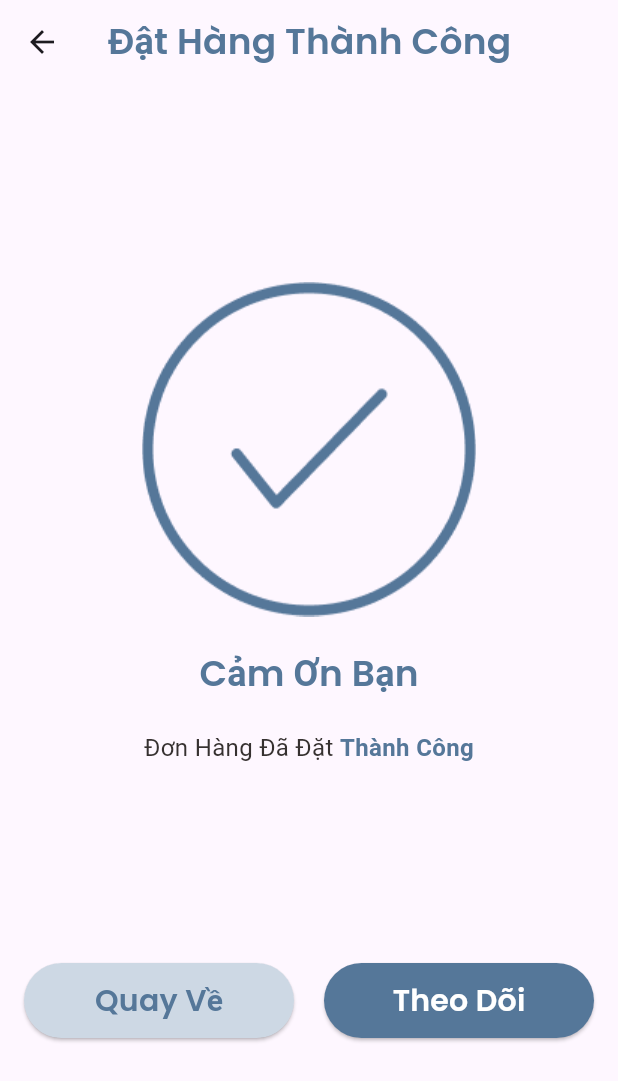
After one commit to jasonn0203/hufniture, a Flutter app: the PaymentSuccessfulScreen screen opened directly, on a phone screen of 412 x 824 dp. The commit adds this screen. Shown: the top 1081 px of the screen. Run offline on Flutter 3.47's test engine with Material 3 defaults, Android fonts, the phone set to English and light mode, and no system bars; our stand-ins replace animated_splash_screen, cached_network_image, carousel_slider, contained_tab_bar_view, device_preview, flutter_onboarding_slider and 6 more; missing offline and left inert: currency_formatter; network calls fail.

Commit message:
ui - payment success/fail screen

```diff
--- a/lib/main.dart
+++ b/lib/main.dart
@@ -12,6 +12,8 @@ import 'package:hufniture/ui/screens/auth_screen/signup_screen/signup_screen.dar
 import 'package:hufniture/ui/screens/category/category_by_room_screen/category_by_room_screen.dart';
 import 'package:hufniture/ui/screens/home_screen/home_screen.dart';
 import 'package:hufniture/ui/screens/onboarding_screen/onboarding_screen.dart';
+import 'package:hufniture/ui/screens/payment_screen/payment_fail_screen/payment_fail_screen.dart';
+import 'package:hufniture/ui/screens/payment_screen/payment_successful_screen/payment_successful_screen.dart';
 import 'package:hufniture/ui/screens/product_screen/product_detail/product_detail.dart';
 import 'package:hufniture/ui/screens/splash_screen/splash_screen.dart';
 
--- /dev/null
+++ b/lib/ui/screens/payment_screen/payment_successful_screen/payment_successful_screen.dart
@@ -0,0 +1,77 @@
+import 'package:flutter/material.dart';
+import 'package:hufniture/configs/color_config.dart';
+import 'package:hufniture/configs/constraint_config.dart';
+import 'package:hufniture/configs/helpers.dart';
+import 'package:hufniture/ui/widgets/buttons/app_button.dart';
+import 'package:hufniture/ui/widgets/text/app_custom_text.dart';
+
+class PaymentSuccessfulScreen extends StatelessWidget {
+  const PaymentSuccessfulScreen({super.key});
+
+  @override
+  Widget build(BuildContext context) {
+    return Scaffold(
+      appBar: AppBar(
+        title: const Text('Đật Hàng Thành Công'),
+        titleTextStyle: Theme.of(context)
+            .textTheme
+            .titleMedium
+            ?.copyWith(color: ColorConfig.primaryColor),
+      ),
+      body: Padding(
+        padding: const EdgeInsets.symmetric(horizontal: 16),
+        child: Column(
+          mainAxisAlignment: MainAxisAlignment.center,
+          crossAxisAlignment: CrossAxisAlignment.center,
+          children: [
+            const Spacer(),
+            Image.asset('${Helpers.imgUrl}/pay_successful.png'),
+            SizedBox(
+              height: ConstraintConfig.kSpaceBetweenItemsLarge,
+            ),
+            const AppCustomText(
+              content: 'Cảm Ơn Bạn',
+              isTitle: true,
+            ),
+            SizedBox(
+              height: ConstraintConfig.kSpaceBetweenItemsLarge,
+            ),
+            RichText(
+              text: TextSpan(
+                style: Theme.of(context).textTheme.bodyMedium,
+                children: const <TextSpan>[
+                  TextSpan(
+                    text: 'Đơn Hàng Đã Đặt ',
+                  ),
+                  TextSpan(
+                    text: 'Thành Công',
+                    style: TextStyle(
+                      fontWeight: FontWeight.bold,
+                      color: ColorConfig.primaryColor,
+                    ),
+                  ),
+                ],
+              ),
+            ),
+            const Spacer(),
+            Row(
+              children: [
+                Expanded(
+                    child: AppButton(
+                  text: 'Quay Về',
+                  onPressed: () {},
+                  isPrimary: false,
+                )),
+                SizedBox(
+                  width: ConstraintConfig.kSpaceBetweenItemsLarge,
+                ),
+                Expanded(child: AppButton(text: 'Theo Dõi', onPressed: () {}))
+              ],
+            ),
+            const Spacer(),
+          ],
+        ),
+      ),
+    );
+  }
+}
```
Also changed, not shown: lib/ui/screens/payment_screen/payment_fail_screen/payment_fail_screen.dart (added, +80 -0 lines), assets/images/pay_fail.png (added), assets/images/pay_successful.png (added).
